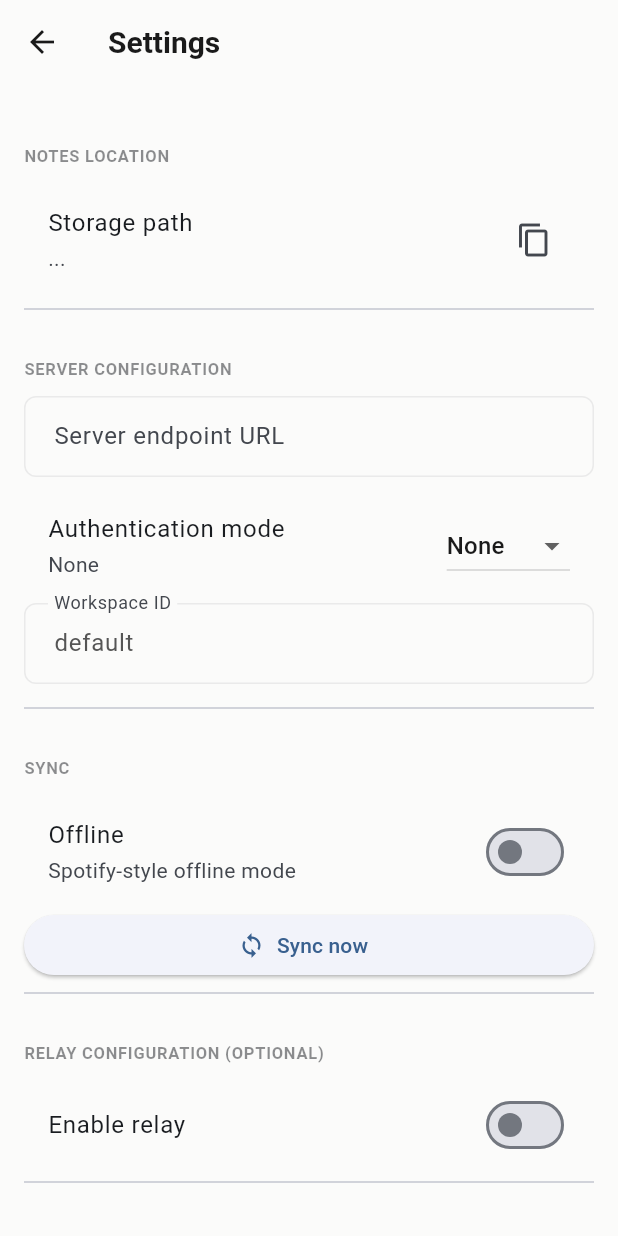
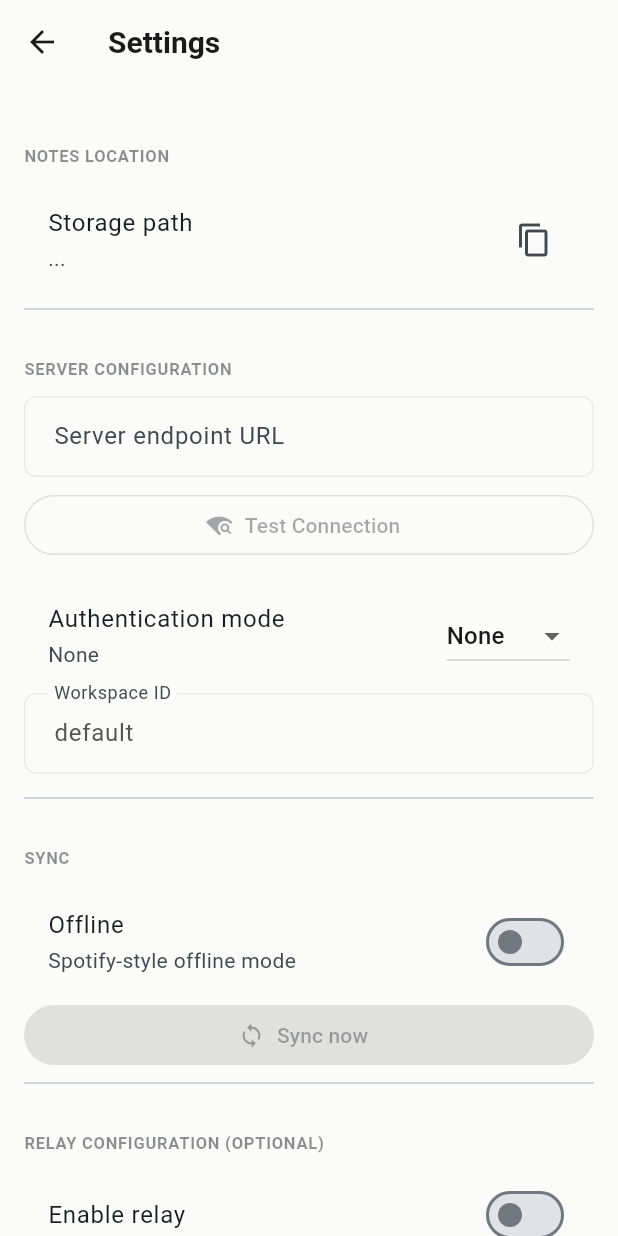
Before and after one commit to hermes-carpet/stonepad-phase1, a Flutter app: the NotesListScreen screen opened by its route, after a tap on the "settings" icon, on a phone screen of 412 x 824 dp. Run offline on Flutter 3.47's test engine with Material 3 defaults, Android fonts, the phone set to English and light mode, and no system bars; our stand-ins replace connectivity_plus, file_picker, flutter_markdown_plus, shared_preferences; missing offline and left inert: minio, window_manager; accounts and stored records are empty; statements that could not run were skipped.

Commit message:
feat: endpoint verification, android back gesture, docker ghcr push

```diff
--- a/client/lib/models/settings.dart
+++ b/client/lib/models/settings.dart
@@ -8,6 +8,7 @@ class StonepadSettings {
   String? s3SecretKey;
   String workspaceId;
   bool syncEnabled;
+  bool endpointVerified; // set true after successful Test Connection
   // Relay (optional)
   bool relayEnabled;
   String? relayEndpoint;
@@ -23,6 +24,7 @@ class StonepadSettings {
     this.s3SecretKey,
     this.workspaceId = 'default',
     this.syncEnabled = false,
+    this.endpointVerified = false,
     this.relayEnabled = false,
     this.relayEndpoint,
     this.relayAccessKey,
@@ -39,6 +41,7 @@ class StonepadSettings {
       s3SecretKey: json['s3_secret_key'],
       workspaceId: json['workspace_id'] ?? 'default',
       syncEnabled: json['sync_enabled'] ?? false,
+      endpointVerified: json['endpoint_verified'] ?? false,
       relayEnabled: json['relay_enabled'] ?? false,
       relayEndpoint: json['relay_endpoint'],
       relayAccessKey: json['relay_access_key'],
@@ -56,6 +59,7 @@ class StonepadSettings {
       's3_secret_key': s3SecretKey,
       'workspace_id': workspaceId,
       'sync_enabled': syncEnabled,
+      'endpoint_verified': endpointVerified,
       'relay_enabled': relayEnabled,
       'relay_endpoint': relayEndpoint,
       'relay_access_key': relayAccessKey,
--- a/client/lib/screens/notes_list_screen.dart
+++ b/client/lib/screens/notes_list_screen.dart
@@ -37,7 +37,14 @@ class _NotesListScreenState extends State<NotesListScreen> {
         final folders = StorageService.subFolders(allPaths, _currentFolder);
         final notes = StorageService.notesInFolder(allPaths, _currentFolder);
 
-        return Scaffold(
+        return PopScope(
+          canPop: _currentFolder.isEmpty,
+          onPopInvokedWithResult: (didPop, _) {
+            if (!didPop && _currentFolder.isNotEmpty) {
+              _navigateUp();
+            }
+          },
+          child: Scaffold(
           appBar: AppBar(
             title: _currentFolder.isEmpty
                 ? const Text('Stonepad')
@@ -142,6 +149,7 @@ class _NotesListScreenState extends State<NotesListScreen> {
                 ),
             ],
           ),
+        )
         );
       },
     );
--- a/client/lib/screens/settings_screen.dart
+++ b/client/lib/screens/settings_screen.dart
@@ -3,6 +3,7 @@
 library;
 import 'package:flutter/material.dart';
 import 'package:provider/provider.dart';
+import 'package:http/http.dart' as http;
 import '../state/settings_state.dart';
 import '../state/sync_state_notifier.dart';
 import '../state/notes_state.dart';
@@ -27,6 +28,7 @@ class _SettingsScreenState extends State<SettingsScreen> {
   final _secretKeyController = TextEditingController();
   final _workspaceController = TextEditingController();
   final _relayEndpointController = TextEditingController();
+  bool _testing = false;
 
   @override
   void initState() {
@@ -97,7 +99,42 @@ class _SettingsScreenState extends State<SettingsScreen> {
                 controller: _endpointController,
                 label: 'Server endpoint URL',
                 hint: 'https://stonepad.example.com',
-                onChanged: (v) => settingsState.setServerEndpoint(v),
+                onChanged: (v) {
+                  settingsState.setServerEndpoint(v);
+                  // Changing endpoint resets verification
+                  if (settings.endpointVerified) {
+                    settingsState.setEndpointVerified(false);
+                  }
+                },
+              ),
+
+              // Test Connection button
+              Padding(
+                padding: const EdgeInsets.only(bottom: 12),
+                child: OutlinedButton.icon(
+                  icon: _testing
+                      ? const SizedBox(
+                          width: 16, height: 16,
+                          child: CircularProgressIndicator(strokeWidth: 2),
+                        )
+                      : Icon(
+                          settings.endpointVerified
+                              ? Icons.check_circle
+                              : Icons.wifi_find,
+                          size: 18,
+                          color: settings.endpointVerified
+                              ? Colors.green
+                              : null,
+                        ),
+                  label: Text(
+                    settings.endpointVerified
+                        ? 'Connection verified'
+                        : 'Test Connection',
+                  ),
+                  onPressed: settings.hasEndpoint && !_testing
+                      ? () => _testConnection(settingsState)
+                      : null,
+                ),
               ),
 
               // Auth mode
@@ -172,12 +209,14 @@ class _SettingsScreenState extends State<SettingsScreen> {
               ElevatedButton.icon(
                 icon: const Icon(Icons.sync),
                 label: const Text('Sync now'),
-                onPressed: () {
-                  context.read<SyncService>().manualSync();
-                  ScaffoldMessenger.of(context).showSnackBar(
-                    const SnackBar(content: Text('Manual sync triggered')),
-                  );
-                },
+                onPressed: (settings.hasEndpoint && settings.endpointVerified)
+                    ? () {
+                        context.read<SyncService>().manualSync();
+                        ScaffoldMessenger.of(context).showSnackBar(
+                          const SnackBar(content: Text('Manual sync triggered')),
+                        );
+                      }
+                    : null,
               ),
 
               const Divider(),
@@ -282,6 +321,42 @@ class _SettingsScreenState extends State<SettingsScreen> {
     );
   }
 
+  Future<void> _testConnection(SettingsState settingsState) async {
+    setState(() => _testing = true);
+    try {
+      final endpoint = settingsState.settings.serverEndpoint!;
+      final url = Uri.parse('$endpoint/api/v1/health');
+      final response = await http.get(url).timeout(const Duration(seconds: 10));
+      if (!mounted) return;
+      if (response.statusCode == 200) {
+        await settingsState.setEndpointVerified(true);
+        ScaffoldMessenger.of(context).showSnackBar(
+          const SnackBar(
+            content: Text('✓ Connection successful'),
+            backgroundColor: Colors.green,
+          ),
+        );
+      } else {
+        ScaffoldMessenger.of(context).showSnackBar(
+          SnackBar(
+            content: Text('Server returned ${response.statusCode}'),
+            backgroundColor: Colors.red,
+          ),
+        );
+      }
+    } catch (e) {
+      if (!mounted) return;
+      ScaffoldMessenger.of(context).showSnackBar(
+        SnackBar(
+          content: Text('Connection failed: $e'),
+          backgroundColor: Colors.red,
+        ),
+      );
+    } finally {
+      if (mounted) setState(() => _testing = false);
+    }
+  }
+
   Widget _buildTextField({
     required TextEditingController controller,
     required String label,
--- a/client/lib/state/settings_state.dart
+++ b/client/lib/state/settings_state.dart
@@ -78,6 +78,12 @@ class SettingsState extends ChangeNotifier {
     notifyListeners();
   }
 
+  Future<void> setEndpointVerified(bool value) async {
+    _settings.endpointVerified = value;
+    await save();
+    notifyListeners();
+  }
+
   Future<void> setRelayConfig({
     bool? enabled,
     String? endpoint,
```
Also changed, not shown: 1 other file.
